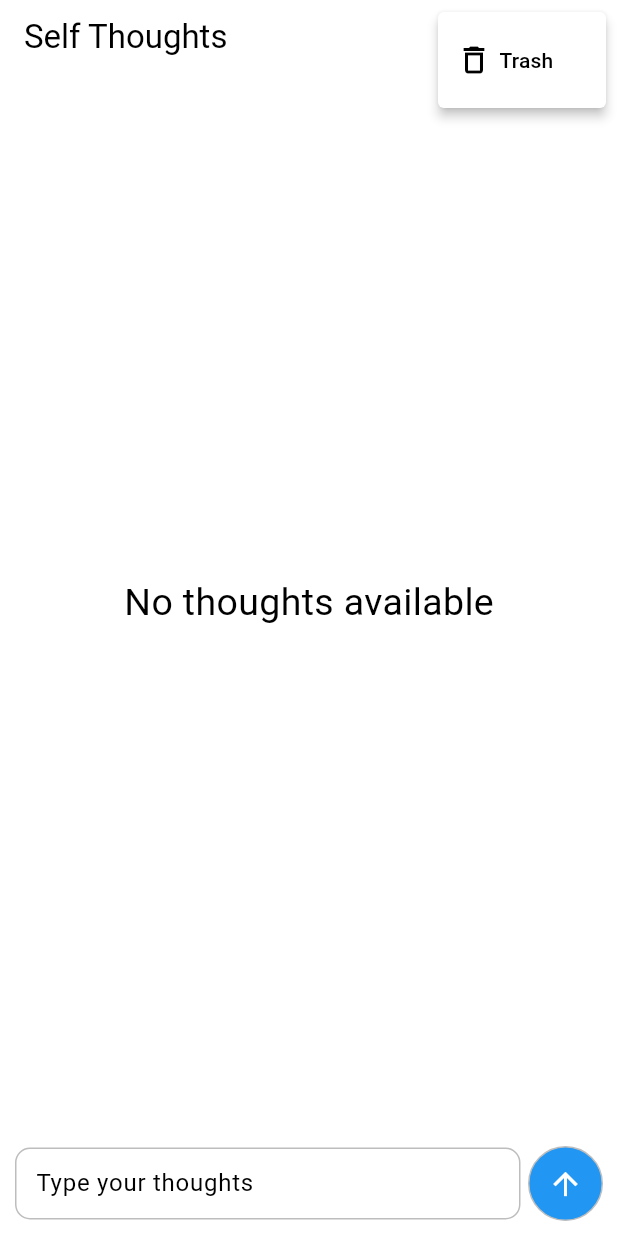
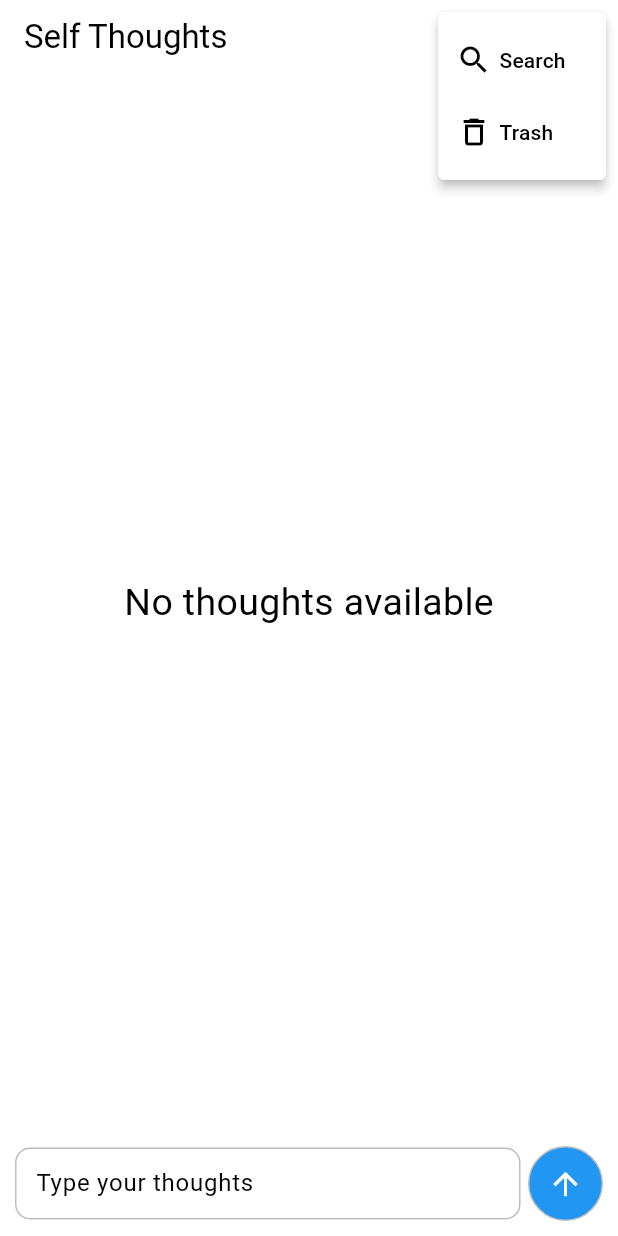
Before and after one commit to atomi19/self_thoughts, a Flutter app: the screen it shows after launch, after a tap on the "menu" icon, on a phone screen of 412 x 824 dp. Run offline on Flutter 3.47's test engine with Material 3 defaults, Android fonts, the phone set to English and light mode, and no system bars; our stand-ins replace shared_preferences.

Commit message:
Add search functionality

```diff
--- a/lib/widgets/context_menu.dart
+++ b/lib/widgets/context_menu.dart
@@ -2,7 +2,8 @@
 
 import 'package:flutter/material.dart';
 
-void showContextMenu(BuildContext context,
+void showContextMenu(
+  BuildContext context,
   int messageId,
   List<Map<String, dynamic>> messages,
   Function(int) removeMessage,
--- a/lib/widgets/custom_app_bar.dart
+++ b/lib/widgets/custom_app_bar.dart
@@ -5,8 +5,14 @@ import 'package:flutter/material.dart';
 class CustomAppBar extends StatelessWidget implements PreferredSizeWidget{
   final int trashCount;
   final Function onTrashSelected;
+  final Function onSearchSelected;
 
-  const CustomAppBar({required this.trashCount, required this.onTrashSelected, super.key});
+  const CustomAppBar({
+    super.key,
+    required this.trashCount,
+    required this.onTrashSelected,
+    required this.onSearchSelected
+    });
 
   @override
   Size get preferredSize => Size.fromHeight(50);
@@ -21,6 +27,16 @@ class CustomAppBar extends StatelessWidget implements PreferredSizeWidget{
           icon: const Icon(Icons.menu),
           itemBuilder: (BuildContext context) => <PopupMenuEntry> [
             PopupMenuItem(
+              value: 'search',
+              child: Row(
+                children: [
+                  const Icon(Icons.search),
+                  SizedBox(width: 5),
+                  const Text('Search')
+                ],
+              )
+            ),
+            PopupMenuItem(
               value: 'trash',
               child: Row(
                 children: [
@@ -32,8 +48,13 @@ class CustomAppBar extends StatelessWidget implements PreferredSizeWidget{
             )
           ],
           onSelected: (value) {
-            if(value == 'trash') {
-              onTrashSelected();
+            switch (value) {
+              case 'search':
+                onSearchSelected();
+                break;
+              case 'trash':
+                onTrashSelected();
+                break;
             }
           },
         )
--- a/lib/widgets/message_list.dart
+++ b/lib/widgets/message_list.dart
@@ -6,7 +6,10 @@ class MessageList extends StatelessWidget {
   final List<Map<String, dynamic>> messages;
   final Function(BuildContext, int) onItemTap;
 
-  const MessageList({required this.messages, required this.onItemTap, super.key});
+  const MessageList({
+    super.key,
+    required this.messages,
+    required this.onItemTap});
 
   @override
   Widget build(BuildContext context) {
```
Also changed, not shown: lib/pages/main_page.dart (+34 -9 lines), lib/pages/search_page.dart (added, +129 -0 lines), lib/pages/trash_page.dart (+7 -5 lines), lib/widgets/edit_dialog.dart (+7 -6 lines). Lines whose indentation alone changed are shown as unchanged.
